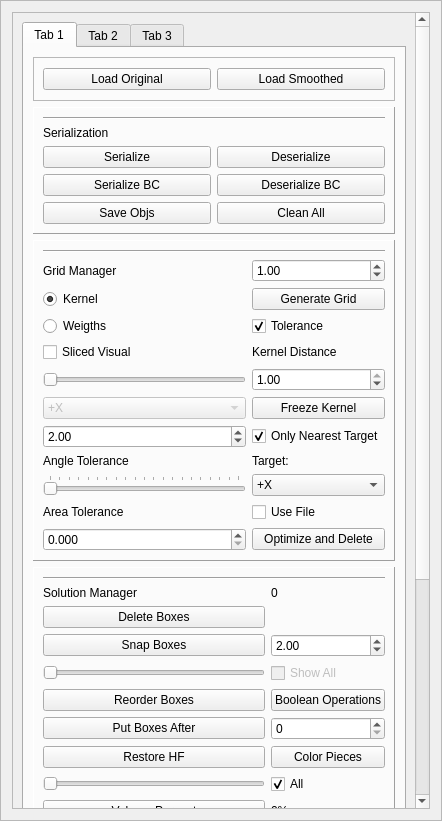
This is GUI/managers/enginemanager.ui in alemuntoni/HeightFieldDecomposition as Qt 5 draws it before an edit. The edited form follows.
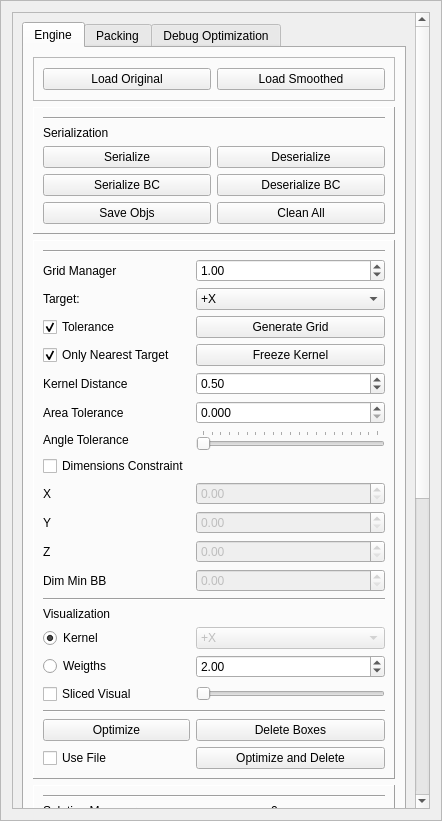
This is the edited form.

```diff
--- a/GUI/managers/enginemanager.ui
+++ b/GUI/managers/enginemanager.ui
@@ -62,9 +62,9 @@
       <property name="geometry">
        <rect>
         <x>0</x>
-        <y>-271</y>
+        <y>0</y>
         <width>406</width>
-        <height>1122</height>
+        <height>1312</height>
        </rect>
       </property>
       <layout class="QGridLayout" name="gridLayout_7">
@@ -107,7 +107,7 @@
          </property>
          <widget class="QWidget" name="tab">
           <attribute name="title">
-           <string>Tab 1</string>
+           <string>Engine</string>
           </attribute>
           <layout class="QGridLayout" name="gridLayout_6">
            <item row="4" column="0">
@@ -194,13 +194,6 @@
                 </property>
                </widget>
               </item>
-              <item row="3" column="0">
-               <widget class="QPushButton" name="deleteBoxesPushButton">
-                <property name="text">
-                 <string>Delete Boxes</string>
-                </property>
-               </widget>
-              </item>
               <item row="0" column="0" colspan="2">
                <widget class="Line" name="line_3">
                 <property name="orientation">
@@ -323,84 +316,27 @@
               <property name="sizeConstraint">
                <enum>QLayout::SetDefaultConstraint</enum>
               </property>
-              <item row="14" column="1">
-               <widget class="QCheckBox" name="useFileCheckBox">
-                <property name="text">
-                 <string>Use File</string>
+              <item row="19" column="1">
+               <widget class="QDoubleSpinBox" name="zLimitSpinBox">
+                <property name="enabled">
+                 <bool>false</bool>
                 </property>
                </widget>
               </item>
-              <item row="7" column="1">
-               <widget class="QCheckBox" name="onlyNearestTargetCheckBox">
+              <item row="3" column="0">
+               <widget class="QCheckBox" name="heightfieldsCheckBox">
                 <property name="text">
-                 <string>Only Nearest Target</string>
+                 <string>Tolerance</string>
                 </property>
                 <property name="checked">
                  <bool>true</bool>
                 </property>
                </widget>
               </item>
-              <item row="12" column="1">
-               <widget class="QComboBox" name="targetComboBox">
-                <item>
-                 <property name="text">
-                  <string>+X</string>
-                 </property>
-                </item>
-                <item>
-                 <property name="text">
-                  <string>+Y</string>
-                 </property>
-                </item>
-                <item>
-                 <property name="text">
-                  <string>+Z</string>
-                 </property>
-                </item>
-                <item>
-                 <property name="text">
-                  <string>-X</string>
-                 </property>
-                </item>
-                <item>
-                 <property name="text">
-                  <string>-Y</string>
-                 </property>
-                </item>
-                <item>
-                 <property name="text">
-                  <string>-Z</string>
-                 </property>
-                </item>
-               </widget>
-              </item>
-              <item row="14" column="0">
-               <widget class="QLabel" name="label_18">
-                <property name="text">
-                 <string>Area Tolerance</string>
-                </property>
-               </widget>
-              </item>
-              <item row="15" column="1">
-               <widget class="QPushButton" name="createAndMinimizeAllPushButton">
-                <property name="text">
-                 <string>Optimize and Delete</string>
-                </property>
-               </widget>
-              </item>
-              <item row="15" column="0">
-               <widget class="QDoubleSpinBox" name="areaToleranceSpinBox">
-                <property name="decimals">
-                 <number>3</number>
-                </property>
-                <property name="maximum">
-                 <double>1.000000000000000</double>
-                </property>
-                <property name="singleStep">
-                 <double>0.005000000000000</double>
-                </property>
-                <property name="value">
-                 <double>0.000000000000000</double>
+              <item row="18" column="1">
+               <widget class="QDoubleSpinBox" name="yLimitSpinBox">
+                <property name="enabled">
+                 <bool>false</bool>
                 </property>
                </widget>
               </item>
@@ -434,140 +370,137 @@
                 </property>
                </widget>
               </item>
-              <item row="2" column="0">
-               <widget class="QRadioButton" name="kernelRadioButton">
-                <property name="text">
-                 <string>Kernel</string>
+              <item row="21" column="0" colspan="2">
+               <widget class="Line" name="line_7">
+                <property name="orientation">
+                 <enum>Qt::Horizontal</enum>
                 </property>
-                <property name="checked">
-                 <bool>true</bool>
+               </widget>
+              </item>
+              <item row="31" column="0" colspan="2">
+               <widget class="Line" name="line_8">
+                <property name="orientation">
+                 <enum>Qt::Horizontal</enum>
                 </property>
                </widget>
               </item>
-              <item row="2" column="1">
+              <item row="3" column="1">
                <widget class="QPushButton" name="generateGridPushButton">
                 <property name="text">
                  <string>Generate Grid</string>
                 </property>
                </widget>
               </item>
-              <item row="3" column="0">
-               <widget class="QRadioButton" name="weigthsRadioButton">
+              <item row="22" column="0">
+               <widget class="QLabel" name="label_23">
                 <property name="text">
-                 <string>Weigths</string>
+                 <string>Visualization</string>
                 </property>
-                <property name="checked">
-                 <bool>false</bool>
-                </property>
                </widget>
               </item>
-              <item row="3" column="1">
-               <widget class="QCheckBox" name="heightfieldsCheckBox">
+              <item row="16" column="0">
+               <widget class="QCheckBox" name="limitsConstraintCheckBox">
                 <property name="text">
-                 <string>Tolerance</string>
+                 <string>Dimensions Constraint</string>
                 </property>
-                <property name="checked">
-                 <bool>true</bool>
-                </property>
                </widget>
               </item>
-              <item row="4" column="0">
-               <widget class="QCheckBox" name="sliceCheckBox">
+              <item row="17" column="0">
+               <widget class="QLabel" name="label_24">
                 <property name="text">
-                 <string>Sliced Visual</string>
+                 <string>X</string>
                 </property>
                </widget>
               </item>
-              <item row="4" column="1">
-               <widget class="QLabel" name="label_2">
-                <property name="text">
-                 <string>Kernel Distance</string>
-                </property>
-               </widget>
-              </item>
-              <item row="5" column="0">
-               <widget class="QSlider" name="sliceSlider">
-                <property name="enabled">
-                 <bool>false</bool>
-                </property>
-                <property name="orientation">
-                 <enum>Qt::Horizontal</enum>
-                </property>
-               </widget>
-              </item>
-              <item row="5" column="1">
-               <widget class="QDoubleSpinBox" name="distanceSpinBox">
-                <property name="minimum">
-                 <double>0.000000000000000</double>
-                </property>
-                <property name="maximum">
-                 <double>1.000000000000000</double>
-                </property>
-                <property name="singleStep">
-                 <double>0.100000000000000</double>
-                </property>
-                <property name="value">
-                 <double>1.000000000000000</double>
-                </property>
-               </widget>
-              </item>
-              <item row="6" column="0">
-               <widget class="QComboBox" name="sliceComboBox">
-                <property name="enabled">
-                 <bool>false</bool>
-                </property>
-                <item>
-                 <property name="text">
-                  <string>+X</string>
-                 </property>
-                </item>
-                <item>
-                 <property name="text">
-                  <string>+Y</string>
-                 </property>
-                </item>
-                <item>
-                 <property name="text">
-                  <string>+Z</string>
-                 </property>
-                </item>
-               </widget>
-              </item>
-              <item row="6" column="1">
-               <widget class="QPushButton" name="freezeKernelPushButton">
-                <property name="text">
-                 <string>Freeze Kernel</string>
-                </property>
-               </widget>
-              </item>
-              <item row="7" column="0">
-               <widget class="QDoubleSpinBox" name="stepDrawGridSpinBox">
-                <property name="minimum">
-                 <double>0.010000000000000</double>
-                </property>
-                <property name="singleStep">
-                 <double>0.100000000000000</double>
-                </property>
-                <property name="value">
-                 <double>2.000000000000000</double>
-                </property>
-               </widget>
-              </item>
-              <item row="8" column="1">
-               <widget class="QLabel" name="label_3">
-                <property name="text">
-                 <string>Target:</string>
-                </property>
-               </widget>
-              </item>
-              <item row="8" column="0">
+              <item row="15" column="0">
                <widget class="QLabel" name="label_17">
                 <property name="text">
                  <string>Angle Tolerance</string>
                 </property>
                </widget>
               </item>
-              <item row="12" column="0">
+              <item row="25" column="1">
+               <widget class="QDoubleSpinBox" name="stepDrawGridSpinBox">
+                <property name="minimum">
+                 <double>0.010000000000000</double>
+                </property>
+                <property name="singleStep">
+                 <double>0.100000000000000</double>
+                </property>
+                <property name="value">
+                 <double>2.000000000000000</double>
+                </property>
+               </widget>
+              </item>
+              <item row="18" column="0">
+               <widget class="QLabel" name="label_25">
+                <property name="text">
+                 <string>Y</string>
+                </property>
+               </widget>
+              </item>
+              <item row="8" column="1">
+               <widget class="QDoubleSpinBox" name="distanceSpinBox">
+                <property name="minimum">
+                 <double>0.000000000000000</double>
+                </property>
+                <property name="maximum">
+                 <double>1.000000000000000</double>
+                </property>
+                <property name="singleStep">
+                 <double>0.100000000000000</double>
+                </property>
+                <property name="value">
+                 <double>0.500000000000000</double>
+                </property>
+               </widget>
+              </item>
+              <item row="10" column="0">
+               <widget class="QLabel" name="label_18">
+                <property name="text">
+                 <string>Area Tolerance</string>
+                </property>
+               </widget>
+              </item>
+              <item row="33" column="1">
+               <widget class="QPushButton" name="deleteBoxesPushButton">
+                <property name="text">
+                 <string>Delete Boxes</string>
+                </property>
+               </widget>
+              </item>
+              <item row="17" column="1">
+               <widget class="QDoubleSpinBox" name="xLimitSpinBox">
+                <property name="enabled">
+                 <bool>false</bool>
+                </property>
+               </widget>
+              </item>
+              <item row="26" column="1">
+               <widget class="QSlider" name="sliceSlider">
+                <property name="enabled">
+                 <bool>false</bool>
+                </property>
+                <property name="orientation">
+                 <enum>Qt::Horizontal</enum>
+                </property>
+               </widget>
+              </item>
+              <item row="33" column="0">
+               <widget class="QPushButton" name="pushButton">
+                <property name="text">
+                 <string>Optimize</string>
+                </property>
+               </widget>
+              </item>
+              <item row="34" column="0">
+               <widget class="QCheckBox" name="useFileCheckBox">
+                <property name="text">
+                 <string>Use File</string>
+                </property>
+               </widget>
+              </item>
+              <item row="15" column="1">
                <widget class="QSlider" name="toleranceSlider">
                 <property name="maximum">
                  <number>100</number>
@@ -589,6 +522,164 @@
                 </property>
                </widget>
               </item>
+              <item row="4" column="1">
+               <widget class="QPushButton" name="freezeKernelPushButton">
+                <property name="text">
+                 <string>Freeze Kernel</string>
+                </property>
+               </widget>
+              </item>
+              <item row="10" column="1">
+               <widget class="QDoubleSpinBox" name="areaToleranceSpinBox">
+                <property name="decimals">
+                 <number>3</number>
+                </property>
+                <property name="maximum">
+                 <double>1.000000000000000</double>
+                </property>
+                <property name="singleStep">
+                 <double>0.005000000000000</double>
+                </property>
+                <property name="value">
+                 <double>0.000000000000000</double>
+                </property>
+               </widget>
+              </item>
+              <item row="24" column="1">
+               <widget class="QComboBox" name="sliceComboBox">
+                <property name="enabled">
+                 <bool>false</bool>
+                </property>
+                <item>
+                 <property name="text">
+                  <string>+X</string>
+                 </property>
+                </item>
+                <item>
+                 <property name="text">
+                  <string>+Y</string>
+                 </property>
+                </item>
+                <item>
+                 <property name="text">
+                  <string>+Z</string>
+                 </property>
+                </item>
+               </widget>
+              </item>
+              <item row="34" column="1">
+               <widget class="QPushButton" name="createAndMinimizeAllPushButton">
+                <property name="text">
+                 <string>Optimize and Delete</string>
+                </property>
+               </widget>
+              </item>
+              <item row="8" column="0">
+               <widget class="QLabel" name="label_2">
+                <property name="text">
+                 <string>Kernel Distance</string>
+                </property>
+               </widget>
+              </item>
+              <item row="26" column="0">
+               <widget class="QCheckBox" name="sliceCheckBox">
+                <property name="text">
+                 <string>Sliced Visual</string>
+                </property>
+               </widget>
+              </item>
+              <item row="24" column="0">
+               <widget class="QRadioButton" name="kernelRadioButton">
+                <property name="text">
+                 <string>Kernel</string>
+                </property>
+                <property name="checked">
+                 <bool>true</bool>
+                </property>
+               </widget>
+              </item>
+              <item row="2" column="1">
+               <widget class="QComboBox" name="targetComboBox">
+                <item>
+                 <property name="text">
+                  <string>+X</string>
+                 </property>
+                </item>
+                <item>
+                 <property name="text">
+                  <string>+Y</string>
+                 </property>
+                </item>
+                <item>
+                 <property name="text">
+                  <string>+Z</string>
+                 </property>
+                </item>
+                <item>
+                 <property name="text">
+                  <string>-X</string>
+                 </property>
+                </item>
+                <item>
+                 <property name="text">
+                  <string>-Y</string>
+                 </property>
+                </item>
+                <item>
+                 <property name="text">
+                  <string>-Z</string>
+                 </property>
+                </item>
+               </widget>
+              </item>
+              <item row="2" column="0">
+               <widget class="QLabel" name="label_3">
+                <property name="text">
+                 <string>Target:</string>
+                </property>
+               </widget>
+              </item>
+              <item row="25" column="0">
+               <widget class="QRadioButton" name="weigthsRadioButton">
+                <property name="text">
+                 <string>Weigths</string>
+                </property>
+                <property name="checked">
+                 <bool>false</bool>
+                </property>
+               </widget>
+              </item>
+              <item row="4" column="0">
+               <widget class="QCheckBox" name="onlyNearestTargetCheckBox">
+                <property name="text">
+                 <string>Only Nearest Target</string>
+                </property>
+                <property name="checked">
+                 <bool>true</bool>
+                </property>
+               </widget>
+              </item>
+              <item row="19" column="0">
+               <widget class="QLabel" name="label_26">
+                <property name="text">
+                 <string>Z</string>
+                </property>
+               </widget>
+              </item>
+              <item row="20" column="0">
+               <widget class="QLabel" name="label_27">
+                <property name="text">
+                 <string>Dim Min BB</string>
+                </property>
+               </widget>
+              </item>
+              <item row="20" column="1">
+               <widget class="QDoubleSpinBox" name="minEdgeBBSpinBox">
+                <property name="enabled">
+                 <bool>false</bool>
+                </property>
+               </widget>
+              </item>
              </layout>
             </widget>
            </item>
@@ -834,9 +925,131 @@
            </item>
           </layout>
          </widget>
+         <widget class="QWidget" name="Packing">
+          <attribute name="title">
+           <string>Packing</string>
+          </attribute>
+          <layout class="QGridLayout" name="gridLayout_9">
+           <item row="0" column="0">
+            <widget class="QFrame" name="frame_8">
+             <property name="frameShape">
+              <enum>QFrame::StyledPanel</enum>
+             </property>
+             <property name="frameShadow">
+              <enum>QFrame::Raised</enum>
+             </property>
+             <layout class="QGridLayout" name="gridLayout_15">
+              <item row="2" column="0">
+               <widget class="QDoubleSpinBox" name="sizeXPackSpinBox">
+                <property name="value">
+                 <double>27.000000000000000</double>
+                </property>
+               </widget>
+              </item>
+              <item row="3" column="0">
+               <widget class="QLabel" name="label_22">
+                <property name="text">
+                 <string>Limit Size</string>
+                </property>
+               </widget>
+              </item>
+              <item row="2" column="2">
+               <widget class="QDoubleSpinBox" name="sizeZPackSpinBox">
+                <property name="value">
+                 <double>9.000000000000000</double>
+                </property>
+               </widget>
+              </item>
+              <item row="2" column="1">
+               <widget class="QDoubleSpinBox" name="sizeYPackSpinBox">
+                <property name="value">
+                 <double>27.000000000000000</double>
+                </property>
+               </widget>
+              </item>
+              <item row="0" column="0">
+               <widget class="QLabel" name="label_21">
+                <property name="text">
+                 <string>Pack Size: </string>
+                </property>
+               </widget>
+              </item>
+              <item row="1" column="2">
+               <widget class="QLabel" name="label_20">
+                <property name="text">
+                 <string>Z</string>
+                </property>
+               </widget>
+              </item>
+              <item row="4" column="1">
+               <widget class="QDoubleSpinBox" name="limitValueSpinBox"/>
+              </item>
+              <item row="1" column="0">
+               <widget class="QLabel" name="label_11">
+                <property name="text">
+                 <string>X</string>
+                </property>
+               </widget>
+              </item>
+              <item row="4" column="0">
+               <widget class="QComboBox" name="limitComboBox">
+                <item>
+                 <property name="text">
+                  <string>No Limits</string>
+                 </property>
+                </item>
+                <item>
+                 <property name="text">
+                  <string>X</string>
+                 </property>
+                </item>
+                <item>
+                 <property name="text">
+                  <string>Y</string>
+                 </property>
+                </item>
+                <item>
+                 <property name="text">
+                  <string>Z</string>
+                 </property>
+                </item>
+               </widget>
+              </item>
+              <item row="6" column="0">
+               <spacer name="verticalSpacer_5">
+                <property name="orientation">
+                 <enum>Qt::Vertical</enum>
+                </property>
+                <property name="sizeHint" stdset="0">
+                 <size>
+                  <width>20</width>
+                  <height>40</height>
+                 </size>
+                </property>
+               </spacer>
+              </item>
+              <item row="1" column="1">
+               <widget class="QLabel" name="label_19">
+                <property name="text">
+                 <string>Y</string>
+                </property>
+               </widget>
+              </item>
+              <item row="5" column="0">
+               <widget class="QPushButton" name="packPushButton">
+                <property name="text">
+                 <string>Pack</string>
+                </property>
+               </widget>
+              </item>
+             </layout>
+            </widget>
+           </item>
+          </layout>
+         </widget>
          <widget class="QWidget" name="tab_2">
           <attribute name="title">
-           <string>Tab 2</string>
+           <string>Debug Optimization</string>
           </attribute>
           <layout class="QGridLayout" name="gridLayout_8">
            <item row="1" column="0">
@@ -1372,128 +1585,6 @@
            </item>
           </layout>
          </widget>
-         <widget class="QWidget" name="Packing">
-          <attribute name="title">
-           <string>Tab 3</string>
-          </attribute>
-          <layout class="QGridLayout" name="gridLayout_9">
-           <item row="0" column="0">
-            <widget class="QFrame" name="frame_8">
-             <property name="frameShape">
-              <enum>QFrame::StyledPanel</enum>
-             </property>
-             <property name="frameShadow">
-              <enum>QFrame::Raised</enum>
-             </property>
-             <layout class="QGridLayout" name="gridLayout_15">
-              <item row="2" column="0">
-               <widget class="QDoubleSpinBox" name="sizeXPackSpinBox">
-                <property name="value">
-                 <double>27.000000000000000</double>
-                </property>
-               </widget>
-              </item>
-              <item row="3" column="0">
-               <widget class="QLabel" name="label_22">
-                <property name="text">
-                 <string>Limit Size</string>
-                </property>
-               </widget>
-              </item>
-              <item row="2" column="2">
-               <widget class="QDoubleSpinBox" name="sizeZPackSpinBox">
-                <property name="value">
-                 <double>9.000000000000000</double>
-                </property>
-               </widget>
-              </item>
-              <item row="2" column="1">
-               <widget class="QDoubleSpinBox" name="sizeYPackSpinBox">
-                <property name="value">
-                 <double>27.000000000000000</double>
-                </property>
-               </widget>
-              </item>
-              <item row="0" column="0">
-               <widget class="QLabel" name="label_21">
-                <property name="text">
-                 <string>Pack Size: </string>
-                </property>
-               </widget>
-              </item>
-              <item row="1" column="2">
-               <widget class="QLabel" name="label_20">
-                <property name="text">
-                 <string>Z</string>
-                </property>
-               </widget>
-              </item>
-              <item row="4" column="1">
-               <widget class="QDoubleSpinBox" name="limitValueSpinBox"/>
-              </item>
-              <item row="1" column="0">
-               <widget class="QLabel" name="label_11">
-                <property name="text">
-                 <string>X</string>
-                </property>
-               </widget>
-              </item>
-              <item row="4" column="0">
-               <widget class="QComboBox" name="limitComboBox">
-                <item>
-                 <property name="text">
-                  <string>No Limits</string>
-                 </property>
-                </item>
-                <item>
-                 <property name="text">
-                  <string>X</string>
-                 </property>
-                </item>
-                <item>
-                 <property name="text">
-                  <string>Y</string>
-                 </property>
-                </item>
-                <item>
-                 <property name="text">
-                  <string>Z</string>
-                 </property>
-                </item>
-               </widget>
-              </item>
-              <item row="6" column="0">
-               <spacer name="verticalSpacer_5">
-                <property name="orientation">
-                 <enum>Qt::Vertical</enum>
-                </property>
-                <property name="sizeHint" stdset="0">
-                 <size>
-                  <width>20</width>
-                  <height>40</height>
-                 </size>
-                </property>
-               </spacer>
-              </item>
-              <item row="1" column="1">
-               <widget class="QLabel" name="label_19">
-                <property name="text">
-                 <string>Y</string>
-                </property>
-               </widget>
-              </item>
-              <item row="5" column="0">
-               <widget class="QPushButton" name="packPushButton">
-                <property name="text">
-                 <string>Pack</string>
-                </property>
-               </widget>
-              </item>
-             </layout>
-            </widget>
-           </item>
-          </layout>
-         </widget>
         </widget>
        </item>
       </layout>
```
